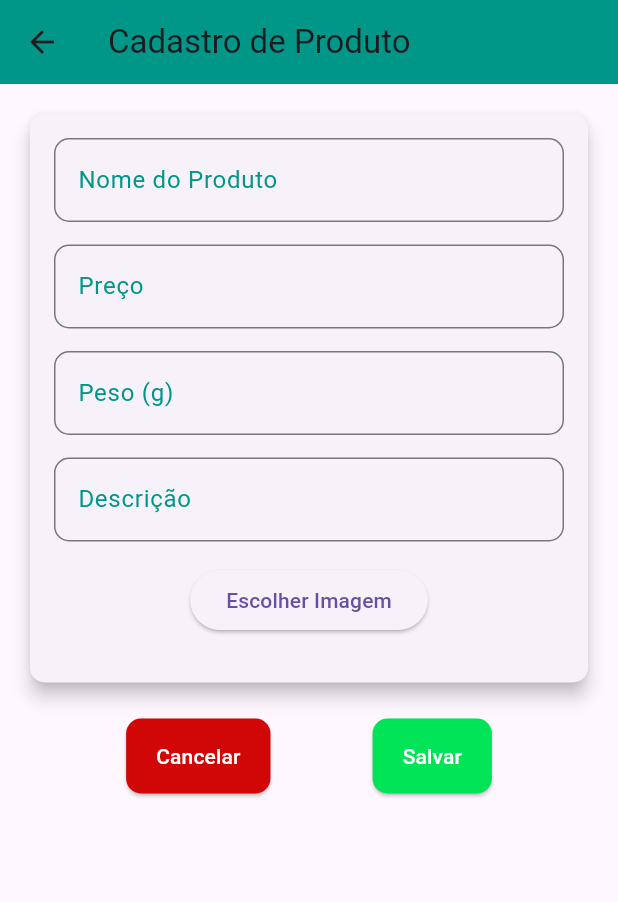
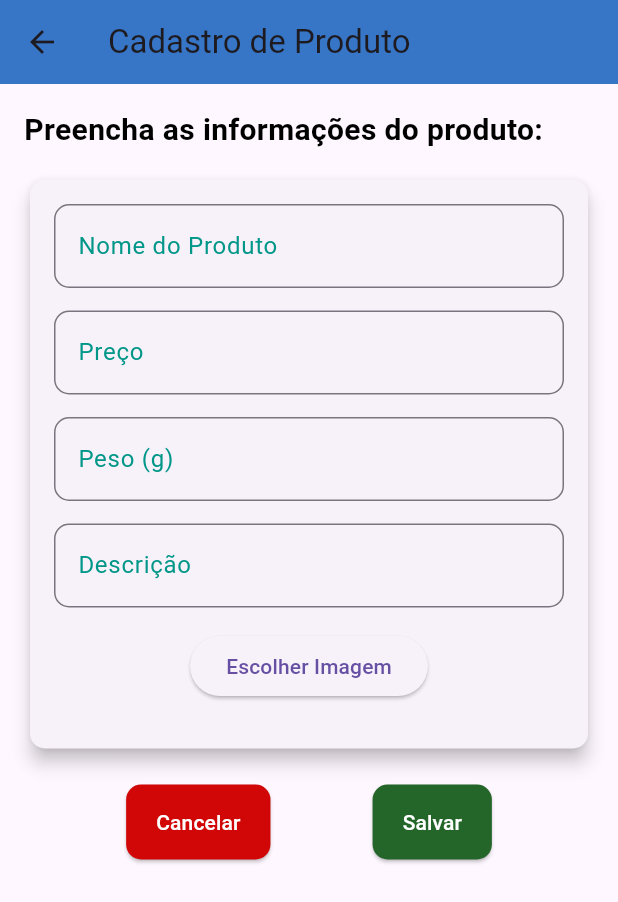
Before and after one commit to GabrieLlussi/AppVision, a Flutter app: the screen it shows after launch, after a tap on "Cadastrar Produtos", on a phone screen of 412 x 824 dp. Shown: the top 902 px of the screen. Run offline on Flutter 3.47's test engine with Material 3 defaults, Android fonts, the phone set to English and light mode, and no system bars; our stand-ins replace cloud_firestore, firebase_core, firebase_storage, image_picker; accounts and stored records are empty; network calls fail.

Commit message:
Alteração front-end

```diff
--- a/projetomobile/lib/carrinho/carrinho_page.dart
+++ b/projetomobile/lib/carrinho/carrinho_page.dart
@@ -56,7 +56,7 @@ class CarrinhoPage extends StatefulWidget {
       appBar: AppBar(
         title: Text('Catálogo de produtos'),
         centerTitle: true,
-        backgroundColor: const Color.fromARGB(255, 40, 106, 248),
+        backgroundColor: const Color.fromARGB(255, 55, 117, 199),
       ),
       body: Column(
         children: [
@@ -121,7 +121,7 @@ class CarrinhoPage extends StatefulWidget {
                 );
               },
               style: ElevatedButton.styleFrom(
-                backgroundColor: const Color.fromARGB(255, 153, 94, 248),
+                backgroundColor: const Color.fromARGB(255, 55, 117, 199),
                 padding: EdgeInsets.symmetric(horizontal: 25, vertical: 10),
               ),
               child: Text(
--- a/projetomobile/lib/carrinho/tela_detalhes.dart
+++ b/projetomobile/lib/carrinho/tela_detalhes.dart
@@ -28,7 +28,7 @@ class TelaDetalhes extends StatelessWidget {
         produto['nome'],
         style: TextStyle(fontSize: 24.0 * preferredFontSize),
       ),
-      backgroundColor: Colors.teal,
+      backgroundColor: const Color.fromARGB(255, 55, 117, 199),
     ),
     body: Padding(
       padding: const EdgeInsets.all(16.0),
--- a/projetomobile/lib/main.dart
+++ b/projetomobile/lib/main.dart
@@ -39,7 +39,7 @@ class HomePage extends StatelessWidget {
           'Vision+',
           style: TextStyle(fontSize: 24.0 * preferredFontSize),
         ),
-        backgroundColor: Colors.teal,
+        backgroundColor: const Color.fromARGB(255, 55, 117, 199),
       ),
       body: Padding(
         padding: const EdgeInsets.all(16.0),
@@ -53,7 +53,7 @@ class HomePage extends StatelessWidget {
               style: TextStyle(
                 fontSize: 70.0 * preferredFontSize,
                 fontWeight: FontWeight.bold,
-                color: Colors.teal[800], // Maior contraste
+                color: const Color.fromARGB(255, 55, 117, 199), // Maior contraste
               ),
             ),
             SizedBox(height: 20),
@@ -81,7 +81,7 @@ class HomePage extends StatelessWidget {
                 style: TextStyle(fontSize: 22.0 * preferredFontSize), // Aumentar o tamanho do texto
               ),
               style: ElevatedButton.styleFrom(
-                backgroundColor: Colors.teal,
+                backgroundColor: const Color.fromARGB(255, 55, 117, 199),
                 foregroundColor: Colors.white,
                 padding: EdgeInsets.symmetric(vertical: 20.0), // Mais espaço para toque
               ),
@@ -101,7 +101,7 @@ class HomePage extends StatelessWidget {
                 style: TextStyle(fontSize: 22.0 * preferredFontSize),
               ),
               style: ElevatedButton.styleFrom(
-                backgroundColor: Colors.teal,
+                backgroundColor: const Color.fromARGB(255, 55, 117, 199),
                 foregroundColor: Colors.white,
                 padding: EdgeInsets.symmetric(vertical: 20.0),
               ),
@@ -121,7 +121,7 @@ class HomePage extends StatelessWidget {
                 style: TextStyle(fontSize: 22.0 * preferredFontSize),
               ),
               style: ElevatedButton.styleFrom(
-                backgroundColor: Colors.teal,
+                backgroundColor: const Color.fromARGB(255, 55, 117, 199),
                 foregroundColor: Colors.white,
                 padding: EdgeInsets.symmetric(vertical: 20.0),
               ),
@@ -141,7 +141,7 @@ class HomePage extends StatelessWidget {
                 style: TextStyle(fontSize: 22.0 * preferredFontSize),
               ),
               style: ElevatedButton.styleFrom(
-                backgroundColor: Colors.teal,
+                backgroundColor: const Color.fromARGB(255, 55, 117, 199),
                 foregroundColor: Colors.white,
                 padding: EdgeInsets.symmetric(vertical: 20.0),
               ),
--- a/projetomobile/lib/produtos/produto_page.dart
+++ b/projetomobile/lib/produtos/produto_page.dart
@@ -111,7 +111,7 @@ class TelaCadastroProdutoState extends State<TelaCadastroProduto> {
   return Scaffold(
     appBar: AppBar(
       title: Text('Cadastro de Produto'),
-        backgroundColor: Colors.teal,
+      backgroundColor: const Color.fromARGB(255, 55, 117, 199),
     ),
     body: SingleChildScrollView(
       padding: const EdgeInsets.all(16.0),
@@ -120,6 +120,17 @@ class TelaCadastroProdutoState extends State<TelaCadastroProduto> {
         child: Column(
           crossAxisAlignment: CrossAxisAlignment.start,
           children: [
+            // Adicionar o texto de instrução
+            Text(
+              'Preencha as informações do produto:',
+              style: TextStyle(
+                fontSize: 20.0, // Tamanho da fonte
+                fontWeight: FontWeight.bold, // Negrito
+                color: const Color.fromARGB(255, 0, 0, 0), // Cor do texto
+              ),
+            ),
+            SizedBox(height: 15), // Espaço entre o texto e o formulário
+            // Card para os campos do formulário
             Card(
               shape: RoundedRectangleBorder(
                 borderRadius: BorderRadius.circular(10.0),
@@ -202,7 +213,6 @@ class TelaCadastroProdutoState extends State<TelaCadastroProduto> {
                           borderRadius: BorderRadius.circular(10.0),
                         ),
                       ),
-                        keyboardType: TextInputType.number,
                       onChanged: (value) {
                         setState(() {
                           descricao = value;
@@ -218,7 +228,7 @@ class TelaCadastroProdutoState extends State<TelaCadastroProduto> {
                     SizedBox(height: 15),
                     ElevatedButton(
                       onPressed: escolherImagem,
-                        child: Text('Escolher Imagem')
+                      child: Text('Escolher Imagem'),
                     ),
                     SizedBox(height: 15),
                     if (imgProduto != null)
@@ -228,6 +238,7 @@ class TelaCadastroProdutoState extends State<TelaCadastroProduto> {
               ),
             ),
             SizedBox(height: 20),
+            // Botões de cancelar e salvar
             Row(
               mainAxisAlignment: MainAxisAlignment.spaceEvenly,
               children: [
@@ -252,7 +263,7 @@ class TelaCadastroProdutoState extends State<TelaCadastroProduto> {
                           }
                         },
                   style: ElevatedButton.styleFrom(
-                      backgroundColor: const Color.fromARGB(255, 2, 228, 88),
+                    backgroundColor: const Color.fromARGB(255, 36, 102, 41),
                     foregroundColor: Colors.white,
                     padding: EdgeInsets.symmetric(horizontal: 20, vertical: 15),
                     shape: RoundedRectangleBorder(
--- a/projetomobile/lib/produtos/tela_lista_produtos.dart
+++ b/projetomobile/lib/produtos/tela_lista_produtos.dart
@@ -96,7 +96,7 @@ class _TelaListaProdutosState extends State<TelaListaProdutos> {
     return Scaffold(
       appBar: AppBar(
         title: Text('Lista de Produtos'),
-        backgroundColor: Colors.teal,
+        backgroundColor: const Color.fromARGB(255, 55, 117, 199),
       ),
       body: StreamBuilder(
         stream: FirebaseFirestore.instance.collection('produto').snapshots(),
```
Also changed, not shown: projetomobile/lib/carrinho/carrinho.dart (+5 -3 lines). Lines whose indentation alone changed are shown as unchanged.
